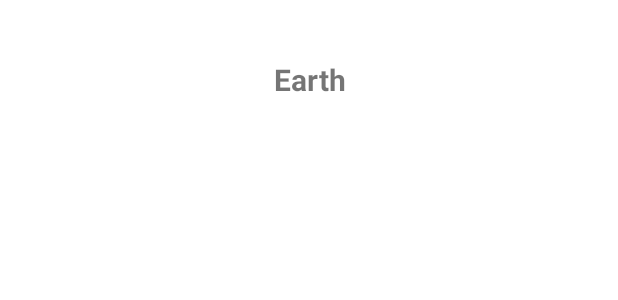
After one commit to Hemanth-Kumar-G/Rick-and-Morty, an Android app: the layout item_location.xml on its own in the app's theme, with its tools: preview values and no code run, on a phone screen of 412 x 824 dp. The commit adds this screen. Shown: the top 300 px of the screen. Run offline under Robolectric (Android 15) with nearby library versions, the phone set to English and light mode, and no system bars; network calls fail.

Commit message:
feat : added locations section{ pagination with separations }

```diff
--- a/app/src/main/java/com/hemanthddev/rickandmorty/di/RepositoryModule.kt
+++ b/app/src/main/java/com/hemanthddev/rickandmorty/di/RepositoryModule.kt
@@ -4,6 +4,8 @@ import com.hemanthddev.rickandmorty.data.repository.character.CharacterRepositor
 import com.hemanthddev.rickandmorty.data.repository.character.CharacterRepositoryImpl
 import com.hemanthddev.rickandmorty.data.repository.episode.EpisodeRepository
 import com.hemanthddev.rickandmorty.data.repository.episode.EpisodeRepositoryImpl
+import com.hemanthddev.rickandmorty.data.repository.location.LocationRepository
+import com.hemanthddev.rickandmorty.data.repository.location.LocationRepositoryImpl
 import dagger.Binds
 import dagger.Module
 import dagger.hilt.InstallIn
@@ -18,4 +20,7 @@ abstract class RepositoryModule {
 
     @Binds
     abstract fun bindEpisodeRepository(episodeRepositoryImpl: EpisodeRepositoryImpl): EpisodeRepository
+
+    @Binds
+    abstract fun bindLocationRepository(locationRepositoryImpl: LocationRepositoryImpl): LocationRepository
 }
--- a/app/src/main/java/com/hemanthddev/rickandmorty/ext/Navigation.kt
+++ b/app/src/main/java/com/hemanthddev/rickandmorty/ext/Navigation.kt
@@ -176,7 +176,7 @@ private fun BottomNavigationView.setupItemReselected(
         val selectedFragment = fragmentManager.findFragmentByTag(newlySelectedItemTag)
                 as NavHostFragment
         val navController = selectedFragment.navController
-        // Pop the back stack to the start destination of the current navController graph
+        // Pop the back stack to the startb  destination of the current navController graph
         navController.popBackStack(
             navController.graph.startDestination, false
         )
--- /dev/null
+++ b/app/src/main/res/layout/item_location.xml
@@ -0,0 +1,31 @@
+<?xml version="1.0" encoding="utf-8"?>
+<layout xmlns:android="http://schemas.android.com/apk/res/android"
+    xmlns:app="http://schemas.android.com/apk/res-auto"
+    xmlns:tools="http://schemas.android.com/tools">
+
+    <data>
+
+        <variable
+            name="location"
+            type="com.hemanthddev.rickandmorty.ui.locations.model.LocationModel.LocationData" />
+    </data>
+
+    <com.google.android.material.textview.MaterialTextView
+        android:id="@+id/tv_name"
+        android:layout_width="match_parent"
+        android:layout_height="wrap_content"
+        android:gravity="center"
+        android:lines="3"
+        android:maxLines="3"
+        android:padding="16dp"
+        android:text="@{location.name}"
+        android:textSize="20sp"
+        android:textStyle="bold"
+        app:autoSizeMaxTextSize="20sp"
+        app:autoSizeMinTextSize="12sp"
+        app:autoSizeTextType="uniform"
+        app:layout_constraintEnd_toEndOf="parent"
+        app:layout_constraintStart_toStartOf="parent"
+        app:layout_constraintTop_toTopOf="parent"
+        tools:text="Earth" />
+</layout>
```
Also changed, not shown: app/src/main/java/com/hemanthddev/rickandmorty/data/model/Location.kt (added, +9 -0 lines), app/src/main/java/com/hemanthddev/rickandmorty/data/paging/dataSource/LocationPagingDataSource.kt (added, +37 -0 lines), app/src/main/java/com/hemanthddev/rickandmorty/data/repository/location/LocationRepository.kt (added, +9 -0 lines), app/src/main/java/com/hemanthddev/rickandmorty/data/repository/location/LocationRepositoryImpl.kt (added, +18 -0 lines), app/src/main/java/com/hemanthddev/rickandmorty/data/service/LocationApi.kt (+9 -0 lines), app/src/main/java/com/hemanthddev/rickandmorty/ui/adapter/LocationAdapter.kt (added, +72 -0 lines), app/src/main/java/com/hemanthddev/rickandmorty/ui/locations/LocationsFragment.kt (+34 -3 lines), app/src/main/java/com/hemanthddev/rickandmorty/ui/locations/LocationsViewModel.kt (+42 -1 lines), app/src/main/java/com/hemanthddev/rickandmorty/ui/locations/model/LocationModel.kt (added, +22 -0 lines), app/src/main/res/layout/item_separator_location.xml (added, +8 -0 lines), app/src/main/res/layout/locations_fragment.xml (+14 -10 lines).
